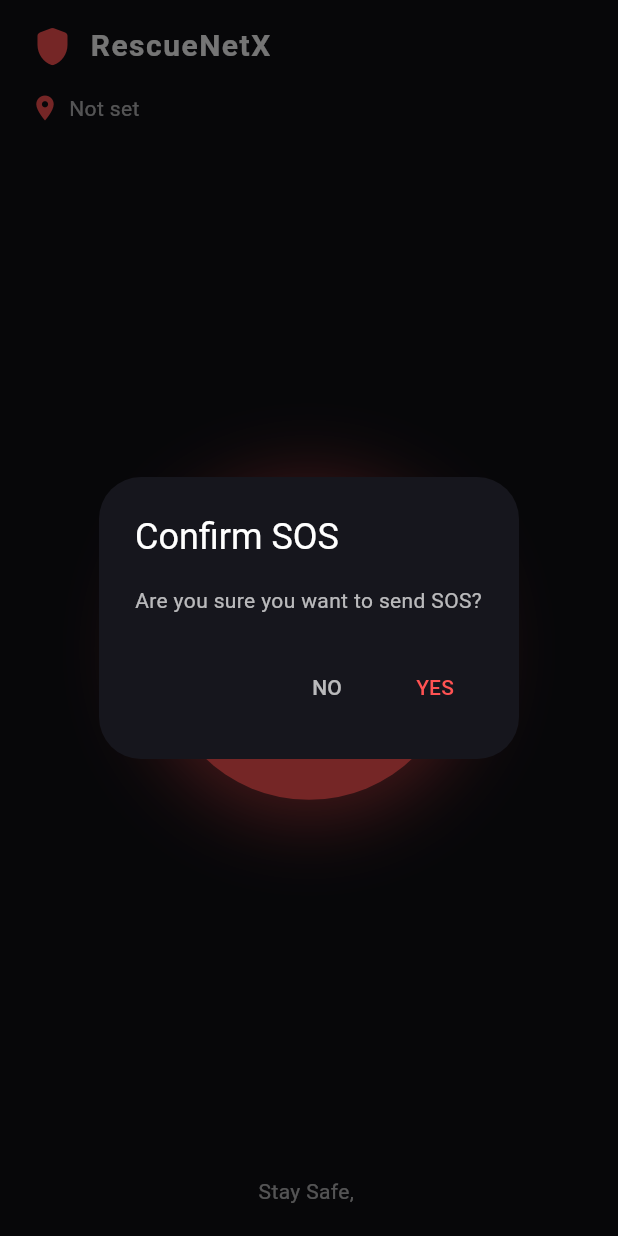
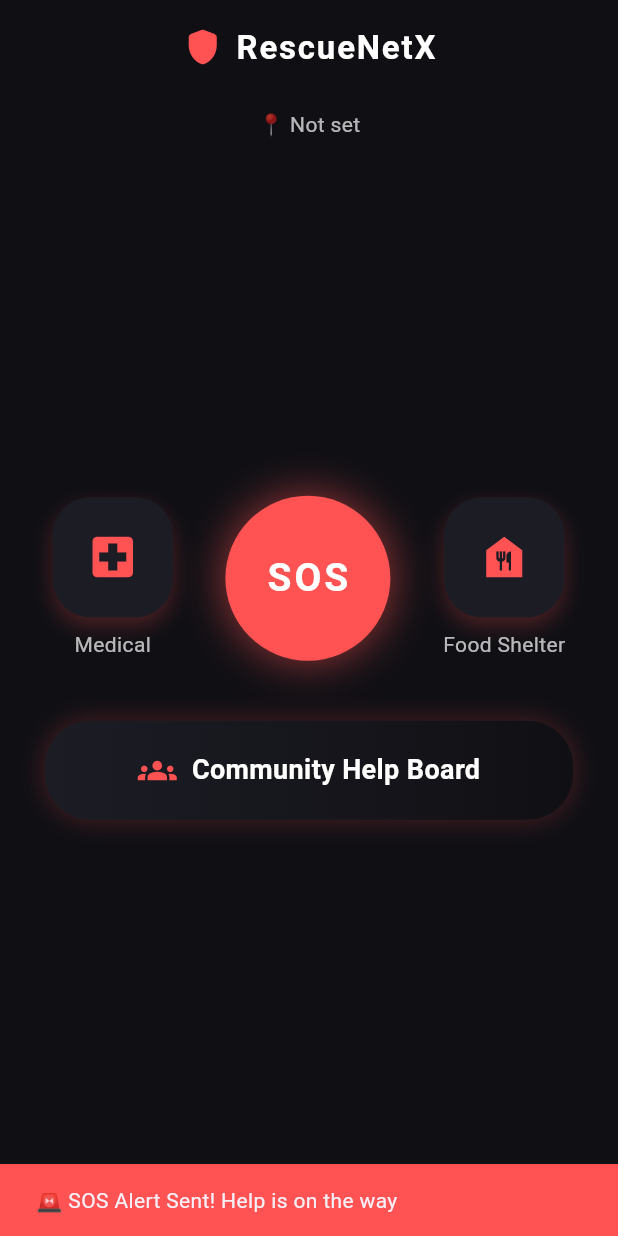
Before and after one commit to jaishrivijayakumar/RescueNetX, a Flutter app: the HomeScreen screen opened by its route, after a tap on "SOS", on a phone screen of 412 x 824 dp. Run offline on Flutter 3.47's test engine with Material 3 defaults, Android fonts, the phone set to English and light mode, and no system bars; our stand-ins replace shared_preferences; accounts and stored records are empty.

Commit message:
UI update: SOS center, community help board structure

```diff
--- a/rescue_net_x/lib/main.dart
+++ b/rescue_net_x/lib/main.dart
@@ -1,7 +1,9 @@
 import 'package:flutter/material.dart';
 import 'package:shared_preferences/shared_preferences.dart';
+
 import 'screens/enter_details_screen.dart';
 import 'screens/home_screen.dart';
+import 'screens/community_help_board.dart';
 
 void main() {
   runApp(const MyApp());
@@ -22,11 +24,13 @@ class MyApp extends StatelessWidget {
       title: 'RescueNetX',
       theme: ThemeData(
         primaryColor: Colors.red,
+        scaffoldBackgroundColor: Colors.black,
       ),
 
-      // REQUIRED for Navigator.pushReplacementNamed
+      // ✅ ROUTES
       routes: {
         '/home': (context) => const HomeScreen(),
+        '/community': (context) => const CommunityHelpBoard(),
       },
 
       home: FutureBuilder<bool>(
--- a/rescue_net_x/lib/screens/home_screen.dart
+++ b/rescue_net_x/lib/screens/home_screen.dart
@@ -8,29 +8,14 @@ class HomeScreen extends StatefulWidget {
   State<HomeScreen> createState() => _HomeScreenState();
 }
 
-class _HomeScreenState extends State<HomeScreen>
-    with SingleTickerProviderStateMixin {
+class _HomeScreenState extends State<HomeScreen> {
   String name = '';
   String location = '';
-
-  late AnimationController _pulseController;
-  late Animation<double> _pulseAnimation;
 
   @override
   void initState() {
     super.initState();
     _loadUserData();
-
-    _pulseController = AnimationController(
-      vsync: this,
-      duration: const Duration(seconds: 1),
-    )..repeat(reverse: true);
-
-    _pulseAnimation =
-        Tween<double>(begin: 1.0, end: 1.12).animate(CurvedAnimation(
-      parent: _pulseController,
-      curve: Curves.easeInOut,
-    ));
   }
 
   Future<void> _loadUserData() async {
@@ -41,35 +26,49 @@ class _HomeScreenState extends State<HomeScreen>
     });
   }
 
-  void _confirmSOS() {
-    showDialog(
-      context: context,
-      builder: (context) => AlertDialog(
-        backgroundColor: const Color(0xFF16161D),
-        title: const Text(
-          'Confirm SOS',
-          style: TextStyle(color: Colors.white),
+  void _sendSOS() {
+    ScaffoldMessenger.of(context).showSnackBar(
+      const SnackBar(
+        content: Text('🚨 SOS Alert Sent! Help is on the way'),
+        backgroundColor: Colors.redAccent,
       ),
-        content: const Text(
-          'Are you sure you want to send SOS?',
-          style: TextStyle(color: Colors.white70),
-        ),
-        actions: [
-          TextButton(
-            onPressed: () => Navigator.pop(context),
-            child: const Text('NO', style: TextStyle(color: Colors.white70)),
-          ),
-          TextButton(
-            onPressed: () {
-              Navigator.pop(context);
-              ScaffoldMessenger.of(context).showSnackBar(
-                const SnackBar(content: Text('SOS Sent Successfully')),
     );
-            },
-            child:
-                const Text('YES', style: TextStyle(color: Colors.redAccent)),
+  }
+
+  Widget _featureButton({
+    required IconData icon,
+    required String label,
+    required VoidCallback onTap,
+  }) {
+    return MouseRegion(
+      cursor: SystemMouseCursors.click,
+      child: GestureDetector(
+        onTap: onTap,
+        child: Column(
+          children: [
+            Container(
+              width: 80,
+              height: 80,
+              decoration: BoxDecoration(
+                color: const Color(0xFF1C1C25),
+                borderRadius: BorderRadius.circular(25),
+                boxShadow: [
+                  BoxShadow(
+                    color: Colors.redAccent.withOpacity(0.25),
+                    blurRadius: 12,
+                    offset: const Offset(0, 6),
                   ),
                 ],
+              ),
+              child: Icon(icon, color: Colors.redAccent, size: 36),
+            ),
+            const SizedBox(height: 8),
+            Text(
+              label,
+              style: const TextStyle(color: Colors.white70),
+            ),
+          ],
+        ),
       ),
     );
   }
@@ -81,68 +80,65 @@ class _HomeScreenState extends State<HomeScreen>
       body: SafeArea(
         child: Column(
           children: [
-            // 🔰 TOP BAR
+            // 🔒 TOP BAR
             Padding(
-              padding: const EdgeInsets.symmetric(horizontal: 20, vertical: 16),
+              padding: const EdgeInsets.all(16),
               child: Row(
-                children: [
-                  const Icon(
-                    Icons.shield_rounded,
-                    color: Colors.redAccent,
-                    size: 30,
-                  ),
-                  const SizedBox(width: 10),
-                  const Text(
+                mainAxisAlignment: MainAxisAlignment.center,
+                children: const [
+                  Icon(Icons.shield_rounded,
+                      color: Colors.redAccent, size: 28),
+                  SizedBox(width: 8),
+                  Text(
                     'RescueNetX',
                     style: TextStyle(
                       color: Colors.white,
-                      fontSize: 20,
+                      fontSize: 22,
                       fontWeight: FontWeight.bold,
-                      letterSpacing: 1,
+                      letterSpacing: 1.2,
                     ),
                   ),
                 ],
               ),
             ),
 
+            const SizedBox(height: 10),
+
             // 📍 LOCATION
-            Padding(
-              padding: const EdgeInsets.symmetric(horizontal: 20),
-              child: Row(
-                children: [
-                  const Icon(Icons.location_on,
-                      color: Colors.redAccent, size: 20),
-                  const SizedBox(width: 6),
-                  Expanded(
-                    child: Text(
-                      location,
-                      style:
-                          const TextStyle(color: Colors.white70, fontSize: 14),
-                      overflow: TextOverflow.ellipsis,
-                    ),
-                  ),
-                ],
-              ),
+            Text(
+              '📍 $location',
+              style: const TextStyle(color: Colors.white70),
             ),
 
             const Spacer(),
 
-            // 🚨 CENTERED SOS BUTTON
-            ScaleTransition(
-              scale: _pulseAnimation,
+            // 🚨 CENTER FEATURES ROW
+            Row(
+              mainAxisAlignment: MainAxisAlignment.spaceEvenly,
+              children: [
+                _featureButton(
+                  icon: Icons.local_hospital,
+                  label: 'Medical',
+                  onTap: () {
+                    // later
+                  },
+                ),
+
+                // 🔴 SOS (CENTER)
+                MouseRegion(
+                  cursor: SystemMouseCursors.click,
                   child: GestureDetector(
-                onTap: _confirmSOS,
+                    onTap: _sendSOS,
                     child: Container(
-                  width: 180,
-                  height: 180,
+                      width: 110,
+                      height: 110,
                       decoration: BoxDecoration(
                         shape: BoxShape.circle,
                         color: Colors.redAccent,
                         boxShadow: [
                           BoxShadow(
                             color: Colors.redAccent.withOpacity(0.6),
-                        blurRadius: 40,
-                        spreadRadius: 10,
+                            blurRadius: 25,
                           ),
                         ],
                       ),
@@ -151,7 +147,7 @@ class _HomeScreenState extends State<HomeScreen>
                           'SOS',
                           style: TextStyle(
                             color: Colors.white,
-                        fontSize: 42,
+                            fontSize: 26,
                             fontWeight: FontWeight.bold,
                             letterSpacing: 2,
                           ),
@@ -161,9 +157,63 @@ class _HomeScreenState extends State<HomeScreen>
                   ),
                 ),
 
+                _featureButton(
+                  icon: Icons.food_bank,
+                  label: 'Food Shelter',
+                  onTap: () {
+                    // later
+                  },
+                ),
+              ],
+            ),
+
+            const SizedBox(height: 40),
+
+            // 🤝 COMMUNITY HELP BOARD
+            MouseRegion(
+              cursor: SystemMouseCursors.click,
+              child: GestureDetector(
+                onTap: () {
+                  Navigator.pushNamed(context, '/community');
+                },
+                child: Container(
+                  margin: const EdgeInsets.symmetric(horizontal: 30),
+                  padding: const EdgeInsets.all(20),
+                  decoration: BoxDecoration(
+                    borderRadius: BorderRadius.circular(30),
+                    gradient: const LinearGradient(
+                      colors: [Color(0xFF1C1C25), Color(0xFF101014)],
+                    ),
+                    boxShadow: [
+                      BoxShadow(
+                        color: Colors.redAccent.withOpacity(0.25),
+                        blurRadius: 15,
+                      ),
+                    ],
+                  ),
+                  child: Row(
+                    mainAxisAlignment: MainAxisAlignment.center,
+                    children: const [
+                      Icon(Icons.groups,
+                          color: Colors.redAccent, size: 26),
+                      SizedBox(width: 10),
+                      Text(
+                        'Community Help Board',
+                        style: TextStyle(
+                          color: Colors.white,
+                          fontSize: 18,
+                          fontWeight: FontWeight.bold,
+                        ),
+                      ),
+                    ],
+                  ),
+                ),
+              ),
+            ),
+
             const Spacer(),
 
-            // 👤 FOOTER
+            // 👋 FOOTER
             Padding(
               padding: const EdgeInsets.only(bottom: 20),
               child: Text(
@@ -179,10 +229,4 @@ class _HomeScreenState extends State<HomeScreen>
       ),
     );
   }
-
-  @override
-  void dispose() {
-    _pulseController.dispose();
-    super.dispose();
 }
-}
```
Also changed, not shown: rescue_net_x/lib/screens/community_help_board.dart (added, +80 -0 lines), rescue_net_x/lib/screens/welcome_screen.dart (deleted, +0 -130 lines), rescue_net_x/lib/screens/login_screen.dart (deleted), rescue_net_x/lib/screens/signup_screen.dart (deleted). Lines whose indentation alone changed are shown as unchanged.
